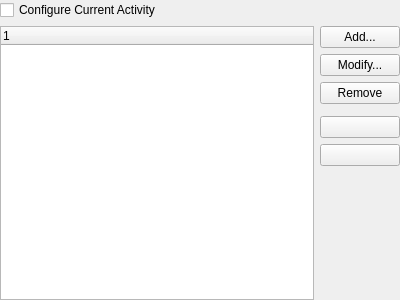
This is src/widgets/configuredialog/configureaccountserverwidget.ui in KDE/ruqola as Qt 5 draws it before an edit. The edited form follows.
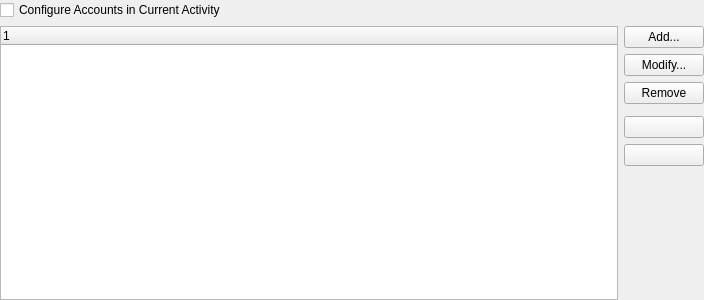
This is the edited form. Custom widgets are drawn as their Qt base class.

Commit message: Allow to configure current activity support

The edit to the form file:
```diff
--- a/src/widgets/configuredialog/configureaccountserverwidget.ui
+++ b/src/widgets/configuredialog/configureaccountserverwidget.ui
@@ -6,7 +6,7 @@
    <rect>
     <x>0</x>
     <y>0</y>
-    <width>400</width>
+    <width>704</width>
     <height>300</height>
    </rect>
   </property>
@@ -79,12 +79,18 @@
     </spacer>
    </item>
    <item row="1" column="0" rowspan="2">
-    <widget class="AccountServerTreeWidget" name="accountServerTreeWidget"/>
+    <widget class="AccountServerTreeWidget" name="accountServerTreeWidget">
+     <column>
+      <property name="text">
+       <string notr="true">1</string>
+      </property>
+     </column>
+    </widget>
    </item>
    <item row="0" column="0">
     <widget class="QCheckBox" name="configureCurrentActivity">
      <property name="text">
-      <string>Configure Current Activity</string>
+      <string>Configure Accounts in Current Activity</string>
      </property>
     </widget>
    </item>
```
The commit also changes 3 other files.
